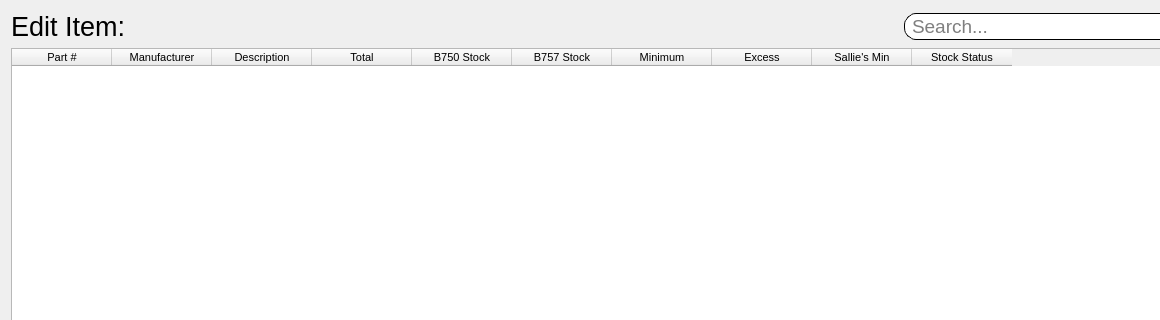
This is ui/edit.ui in pcdshub/stock-management as Qt 5 draws it before an edit; both pictures show x 0 to 1160 and y 0 to 320 of the 1276 by 791 pixel window. The edited form follows.
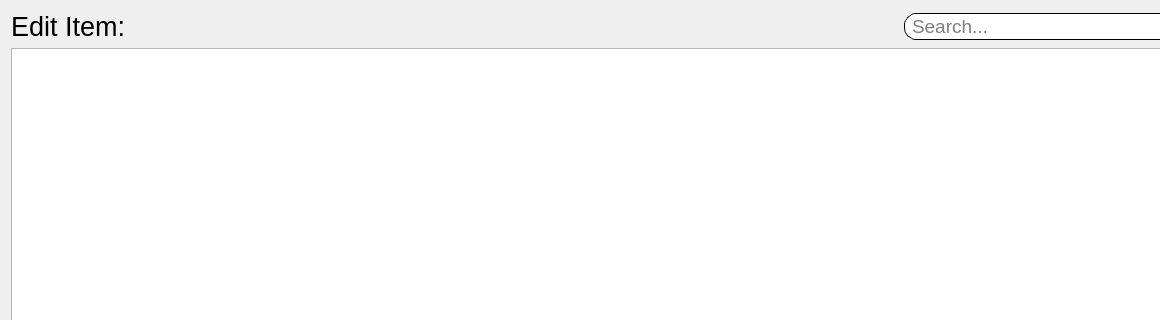
This is the edited form.

```diff
--- a/ui/edit.ui
+++ b/ui/edit.ui
@@ -82,84 +82,7 @@
     </layout>
    </item>
    <item>
-    <widget class="QTableWidget" name="table">
-     <property name="sizePolicy">
-      <sizepolicy hsizetype="Expanding" vsizetype="Expanding">
-       <horstretch>0</horstretch>
-       <verstretch>0</verstretch>
-      </sizepolicy>
-     </property>
-     <property name="maximumSize">
-      <size>
-       <width>16777215</width>
-       <height>16777215</height>
-      </size>
-     </property>
-     <property name="font">
-      <font>
-       <pointsize>8</pointsize>
-      </font>
-     </property>
-     <property name="showGrid">
-      <bool>true</bool>
-     </property>
-     <property name="sortingEnabled">
-      <bool>true</bool>
-     </property>
-     <property name="rowCount">
-      <number>0</number>
-     </property>
-     <column>
-      <property name="text">
-       <string>Part #</string>
-      </property>
-     </column>
-     <column>
-      <property name="text">
-       <string>Manufacturer</string>
-      </property>
-     </column>
-     <column>
-      <property name="text">
-       <string>Description</string>
-      </property>
-     </column>
-     <column>
-      <property name="text">
-       <string>Total</string>
-      </property>
-     </column>
-     <column>
-      <property name="text">
-       <string>B750 Stock</string>
-      </property>
-     </column>
-     <column>
-      <property name="text">
-       <string>B757 Stock</string>
-      </property>
-     </column>
-     <column>
-      <property name="text">
-       <string>Minimum</string>
-      </property>
-     </column>
-     <column>
-      <property name="text">
-       <string>Excess</string>
-      </property>
-     </column>
-     <column>
-      <property name="text">
-       <string>Sallie's Min</string>
-      </property>
-     </column>
-     <column>
-      <property name="text">
-       <string>Stock Status</string>
-      </property>
-     </column>
-    </widget>
+    <widget class="QTableView" name="table"/>
    </item>
    <item>
     <layout class="QHBoxLayout" name="horizontalLayout_4" stretch="3,1">
```
